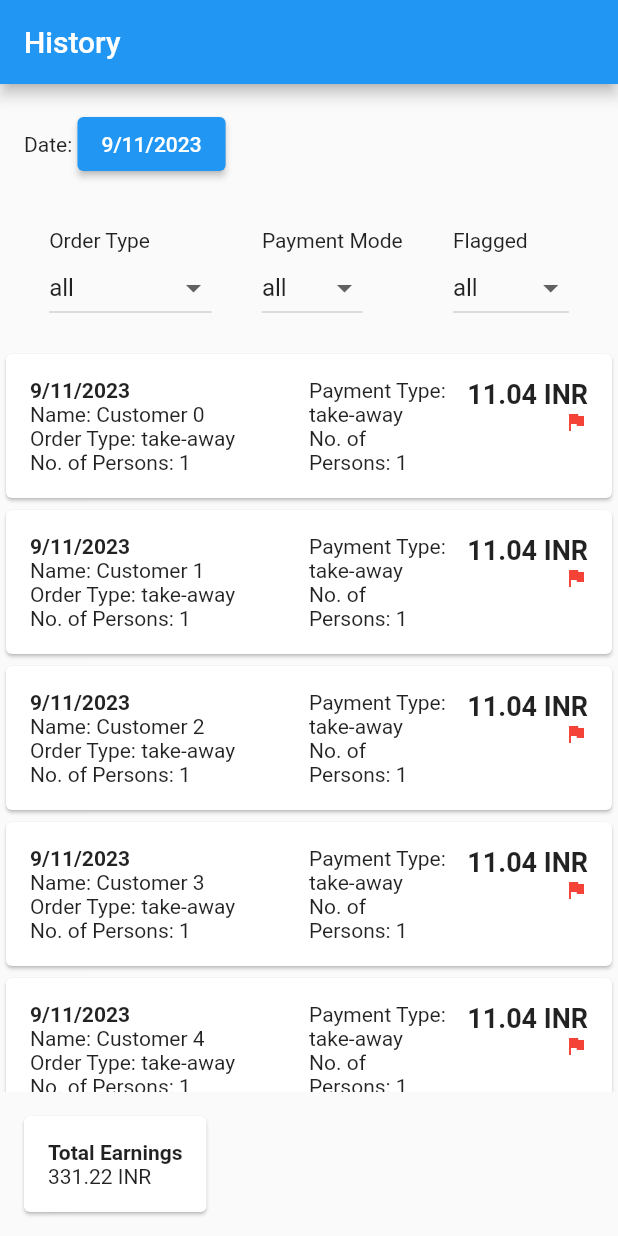
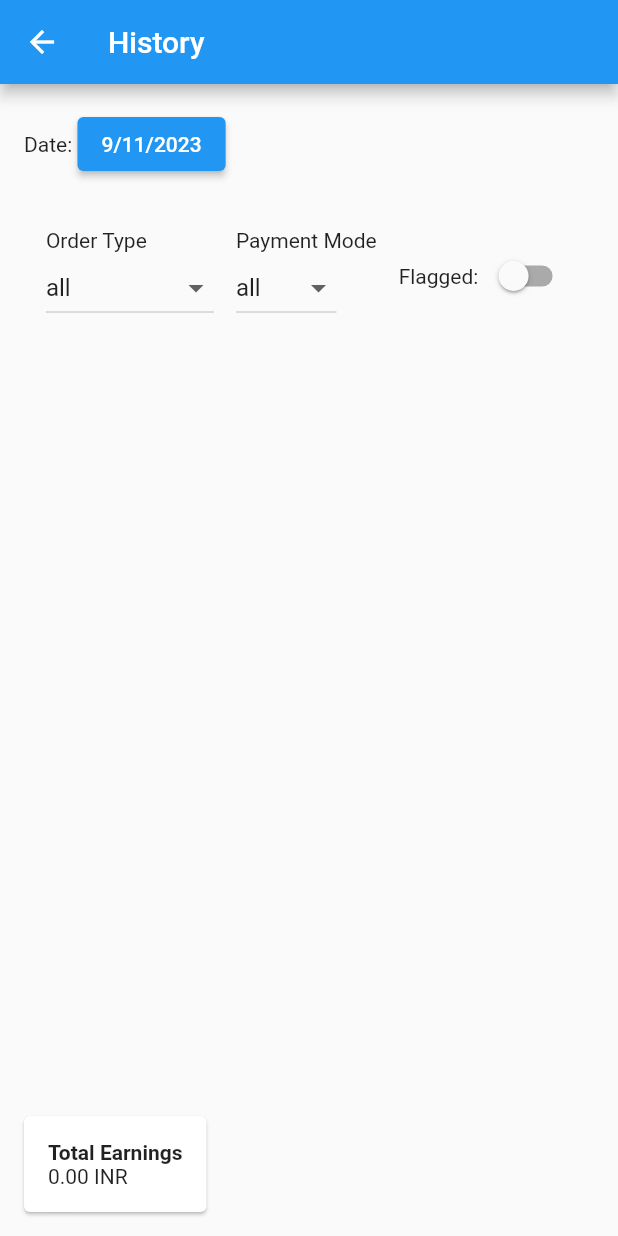
Before and after one commit to roop37/RestaurantPOS, a Flutter app: the screen it shows after launch, item 3 of the bottom bar chosen, after a tap on "History", on a phone screen of 412 x 824 dp. Run offline on Flutter 3.47's test engine with Material 2 defaults, Android fonts, the phone set to English and light mode, and no system bars; our stand-ins replace flutter_redux, redux, shared_preferences.

Commit message:
Completed localStorage Integration and of saving and fetching orders

```diff
--- a/lib/screens/HistoryPage.dart
+++ b/lib/screens/HistoryPage.dart
@@ -1,8 +1,7 @@
 import 'package:flutter/material.dart';
 import 'package:management/models/OrderDetails.model.dart';
-import 'dart:math';
-
-import 'package:management/models/orderItem.model.dart';
+import 'dart:convert';
+import 'package:shared_preferences/shared_preferences.dart';
 
 class HistoryPage extends StatefulWidget {
   @override
@@ -15,24 +14,31 @@ class _HistoryPageState extends State<HistoryPage> {
   String selectedPaymentMode = 'all';
   String selectedFlagged = 'all';
 
-  List<OrderDetails> orderList = List.generate(30, (index) {
-    // Generate 30 dummy orders with random data
-    return OrderDetails(
-      name: 'Customer $index',
-      numberOfPersons: Random().nextInt(5) + 1, // Random number of persons between 1 and 5
-      orderItems: List.generate(3, (itemIndex) {
-        return OrderItem(
-          menuItem: 'Item $itemIndex',
-          quantity: Random().nextInt(3) + 1, // Random quantity between 1 and 3
-        );
-      }),
-      totalBill: Random().nextDouble() * 100, // Random total bill between 0 and 100
-      transactionType: ['dine in', 'take-away', 'online order'][Random().nextInt(3)], // Random transaction type
-      isFlagged: Random().nextBool(), // Random flagged value
-      remarks: 'Remarks for order $index', // Remarks with order index
-      date: DateTime.now().subtract(Duration(days: Random().nextInt(2))), // Random date (today or yesterday)
-    );
+  List<OrderDetails> orderList = [];
+
+  @override
+  void initState() {
+    super.initState();
+    // Fetch orders when the widget is initialized
+    fetchOrdersFromLocalStorage();
+  }
+
+  Future<void> fetchOrdersFromLocalStorage() async {
+    try {
+      SharedPreferences prefs = await SharedPreferences.getInstance();
+      List<String> storedOrders = prefs.getStringList('orderList') ?? [];
+
+      setState(() {
+        orderList = storedOrders
+            .map((orderJson) =>
+            OrderDetails.fromJson(json.decode(orderJson)))
+            .toList();
       });
+      print('Successfully fetched orders: $orderList');
+    } catch (e) {
+      print('Error fetching order data: $e');
+    }
+  }
 
   @override
   Widget build(BuildContext context) {
@@ -45,7 +51,8 @@ class _HistoryPageState extends State<HistoryPage> {
 
       // Filter by order type
       bool filterByOrderType =
-          selectedOrderType == 'all' || order.transactionType.toLowerCase() == selectedOrderType;
+          selectedOrderType.toLowerCase() == 'all' ||
+              order.orderType.toLowerCase() == selectedOrderType.toLowerCase();
 
       // Filter by payment mode
       bool filterByPaymentMode =
@@ -57,7 +64,6 @@ class _HistoryPageState extends State<HistoryPage> {
       // Apply all filters
       return filterByDate && filterByOrderType && filterByPaymentMode && filterByFlagged;
     }).toList();
-
 
     // Calculate total earnings
     double totalEarnings = filteredOrders.fold(0.0, (sum, order) => sum + order.totalBill);
@@ -98,7 +104,8 @@ class _HistoryPageState extends State<HistoryPage> {
                 });
               }
             },
-            child: Text('${selectedDate.day}/${selectedDate.month}/${selectedDate.year}'),
+            child: Text(
+                '${selectedDate.day}/${selectedDate.month}/${selectedDate.year}'),
           ),
         ],
       ),
@@ -108,13 +115,17 @@ class _HistoryPageState extends State<HistoryPage> {
   Widget _buildFilters() {
     return Container(
       padding: EdgeInsets.all(16.0),
-      child: Row(
+      child: Column(
         mainAxisAlignment: MainAxisAlignment.spaceAround,
+        children: [
+
+          Row(
+            mainAxisAlignment: MainAxisAlignment.spaceEvenly,
             children: [
               _buildDropdown(
                 label: 'Order Type',
                 value: selectedOrderType,
-            items: ['all', 'dine in', 'take-away', 'online order'],
+                items: ['all', 'Dine in', 'Take away', 'Online Order'],
                 onChanged: (String? value) {
                   if (value != null) {
                     setState(() {
@@ -135,22 +146,27 @@ class _HistoryPageState extends State<HistoryPage> {
                   }
                 },
               ),
-          _buildDropdown(
-            label: 'Flagged',
-            value: selectedFlagged,
-            items: ['all', 'flagged'],
-            onChanged: (String? value) {
-              if (value != null) {
+              Row(
+                children: [
+                  Text('Flagged: '),
+                  Switch(
+                    value: selectedFlagged == 'flagged',
+                    onChanged: (value) {
                       setState(() {
-                  selectedFlagged = value;
+                        selectedFlagged = value ? 'flagged' : 'all';
                       });
-              }
                     },
                   ),
                 ],
               ),
+            ],
+          ),
+
+        ],
+      ),
     );
   }
+
 
   Widget _buildDropdown({
     required String label,
@@ -175,6 +191,7 @@ class _HistoryPageState extends State<HistoryPage> {
       ],
     );
   }
+
   Widget _buildOrderList(List<OrderDetails> orders) {
     return Expanded(
       child: ListView.builder(
@@ -203,7 +220,7 @@ class _HistoryPageState extends State<HistoryPage> {
                             style: TextStyle(fontWeight: FontWeight.bold),
                           ),
                           if (order.name.isNotEmpty) Text('Name: ${order.name}'),
-                          Text('Order Type: ${order.transactionType}'),
+                          Text('Order Type: ${order.orderType}'),
                           Text('No. of Persons: ${order.numberOfPersons}'),
                         ],
                       ),
@@ -243,8 +260,6 @@ class _HistoryPageState extends State<HistoryPage> {
     );
   }
 
-
-
   Widget _buildTotalEarnings(double totalEarnings) {
     return Card(
       margin: EdgeInsets.all(16.0),
--- a/lib/screens/ProfilePage.dart
+++ b/lib/screens/ProfilePage.dart
@@ -15,7 +15,7 @@ class ProfilePage extends StatelessWidget {
           SizedBox(height: 100,),
           ElevatedButton(
             onPressed: () {
-              Navigator.pushReplacement(
+              Navigator.push(
                 context,
                 MaterialPageRoute(
                   builder: (context) => HistoryPage(),
@@ -26,7 +26,7 @@ class ProfilePage extends StatelessWidget {
           ),
           ElevatedButton(
             onPressed: () {
-              Navigator.pushReplacement(
+              Navigator.push(
                 context,
                 MaterialPageRoute(
                   builder: (context) => AddMenuItemPage(),
--- a/pubspec.yaml
+++ b/pubspec.yaml
@@ -32,6 +32,8 @@ dependencies:
     sdk: flutter
   redux: ^5.0.0
   flutter_redux: ^0.10.0
+  shared_preferences: ^2.0.10
+
 
 
 
```
Also changed, not shown: lib/models/OrderDetails.model.dart (+33 -1 lines), lib/models/orderItem.model.dart (+12 -0 lines), lib/storage/storage.dart (added, +33 -0 lines), lib/widgets/OrderClosingPopup.dart (+30 -3 lines), pubspec.lock, 1 other file. Lines whose indentation alone changed are shown as unchanged.
